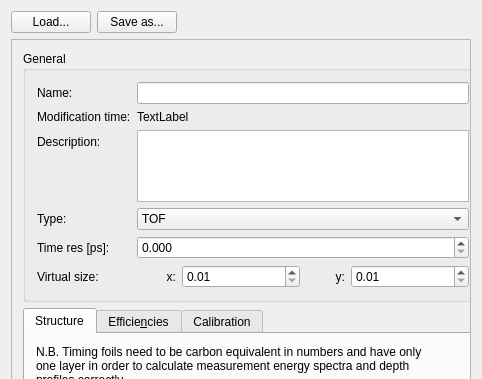
Qt form ui_files/ui_request_detector_settings.ui (JYU-IBA/potku) before a commit; both pictures show x 0 to 482 and y 0 to 379 of the 482 by 638 pixel window.
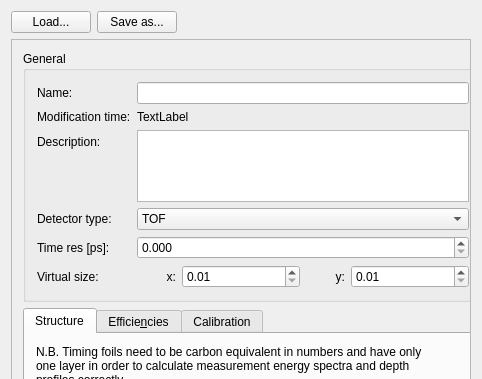
The same form after that commit. The open tabs and pages were chosen to show the change. Icons and pictures are not drawn.

Commit message: Changed detector type text "type" to "Detector type" in simulation settings/detector settings

Diff of the .ui file:
```diff
--- a/ui_files/ui_request_detector_settings.ui
+++ b/ui_files/ui_request_detector_settings.ui
@@ -82,8 +82,8 @@
        <rect>
         <x>0</x>
         <y>0</y>
-        <width>462</width>
-        <height>587</height>
+        <width>469</width>
+        <height>582</height>
        </rect>
       </property>
       <layout class="QVBoxLayout" name="verticalLayout_7">
@@ -199,7 +199,7 @@
                  </sizepolicy>
                 </property>
                 <property name="text">
-                 <string>Type:</string>
+                 <string>Detector type:</string>
                 </property>
                </widget>
               </item>
```
Left out of the diff: 10 changed lines with no effect on the pictures.
